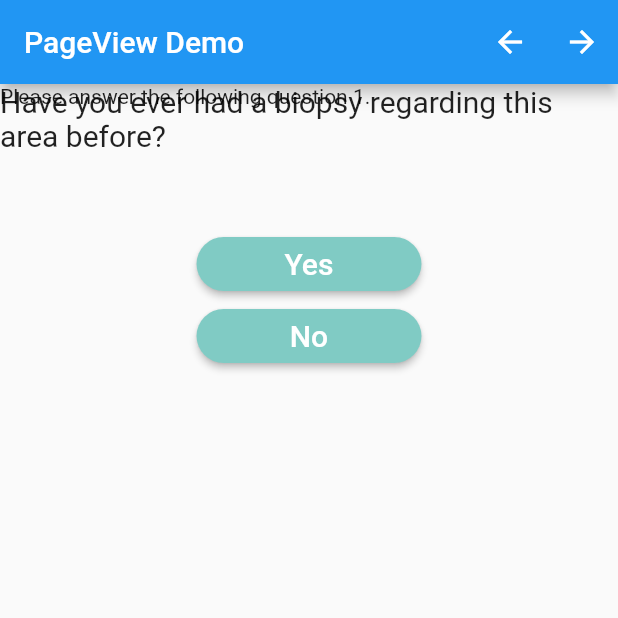
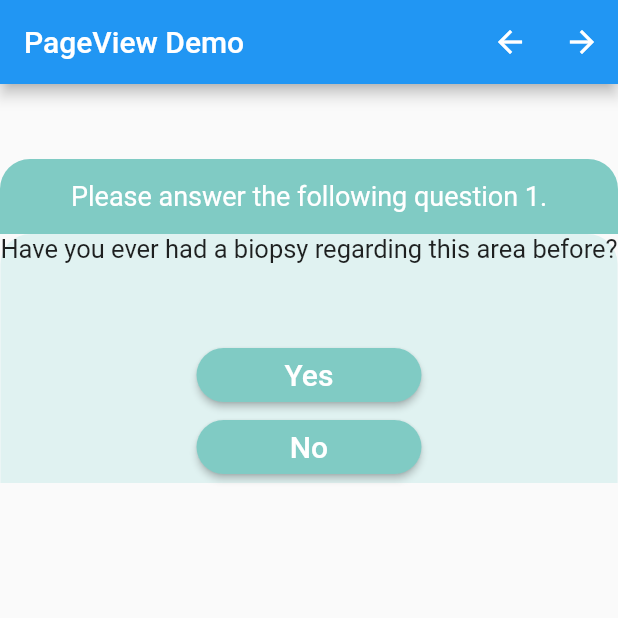
Before and after one commit to Endev-Brian-Kan/PageViewExercise, a Flutter app: the screen it shows after launch, on a phone screen of 412 x 824 dp, the top half of it. Run offline on Flutter 3.47's test engine with Material 2 defaults, Android fonts, the phone set to English and light mode, and no system bars.

Commit message:
Added border radius and centered the heading.  Also changed heading text color.

```diff
--- a/lib/main.dart
+++ b/lib/main.dart
@@ -50,23 +50,58 @@ class _HomePageState extends State<HomePage> {
           children: <Widget>[
             Container(
               // PAGE 1 STARTS HERE ============================
-              child: Stack(
+              child: Column(
                 children: <Widget>[
-                  Text(
+                  SizedBox(height: 50),
+                  Container(
+                    width: double.infinity,
+                    height: 50,
+                    // color: Colors.teal[200],
+                    decoration: BoxDecoration(
+                      color: Colors.teal[200],
+                      borderRadius: BorderRadius.only(
+                        topLeft: const Radius.circular(20.0),
+                        topRight: const Radius.circular(20.0),
+                      ),
+                    ),
+
+                    child: Center(
+                      child: Text(
                         "Please answer the following question 1.",
+                        textAlign: TextAlign.center,
+                        style: TextStyle(
+                          fontSize: 18,
+                          color: Colors.white,
+                        ),
+                      ),
+                    ),
                   ),
                   Column(
                     children: <Widget>[
+                      Container(
+                        decoration: BoxDecoration(
+                          color: Colors.teal[50],
+                          borderRadius: BorderRadius.only(
+                            topLeft: const Radius.circular(20.0),
+                            topRight: const Radius.circular(20.0),
+                          ),
+                        ),
+                        child: Column(
+                          children: <Widget>[
                             Text(
                               "Have you ever had a biopsy regarding this area before?",
+                              // textAlign: TextAlign.center,
                               style: TextStyle(
-                          fontSize: 20,
+                                fontSize: 17,
                               ),
                             ),
                             // SizedBox for space
                             SizedBox(height: 50),
                             Yesbutton(pageController, pageChanged),
                             Nobutton(pageController, pageChanged),
+                          ],
+                        ),
+                      ),
                     ],
                   ),
                   // Text(
```
Lines whose indentation alone changed are shown as unchanged.
